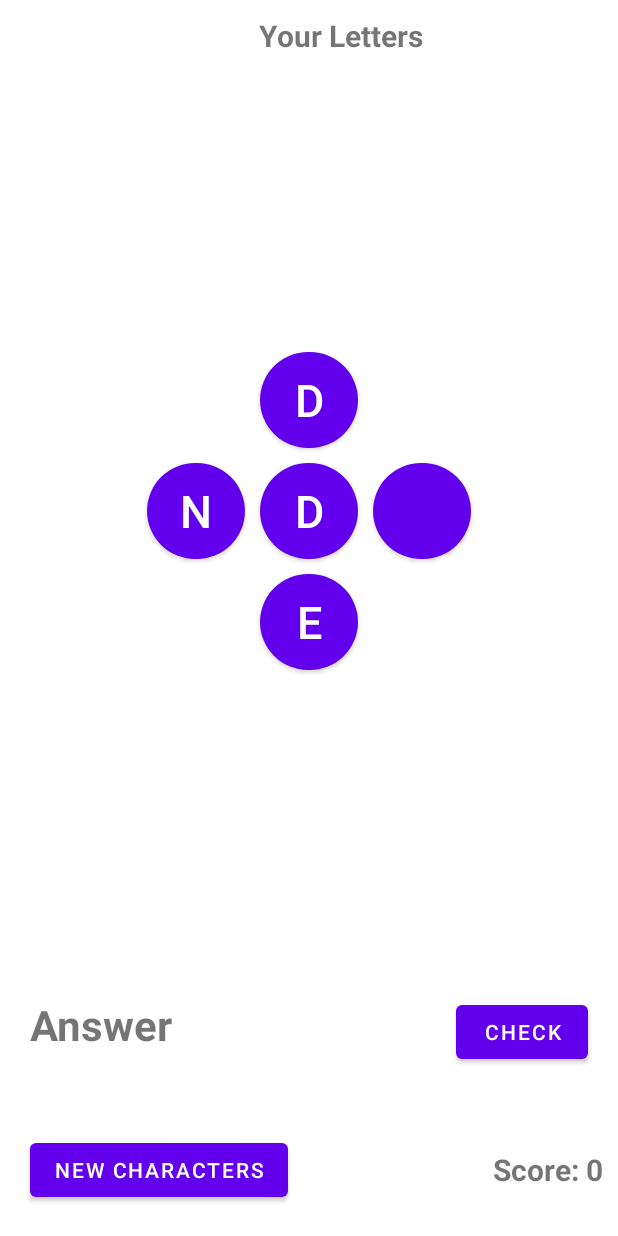
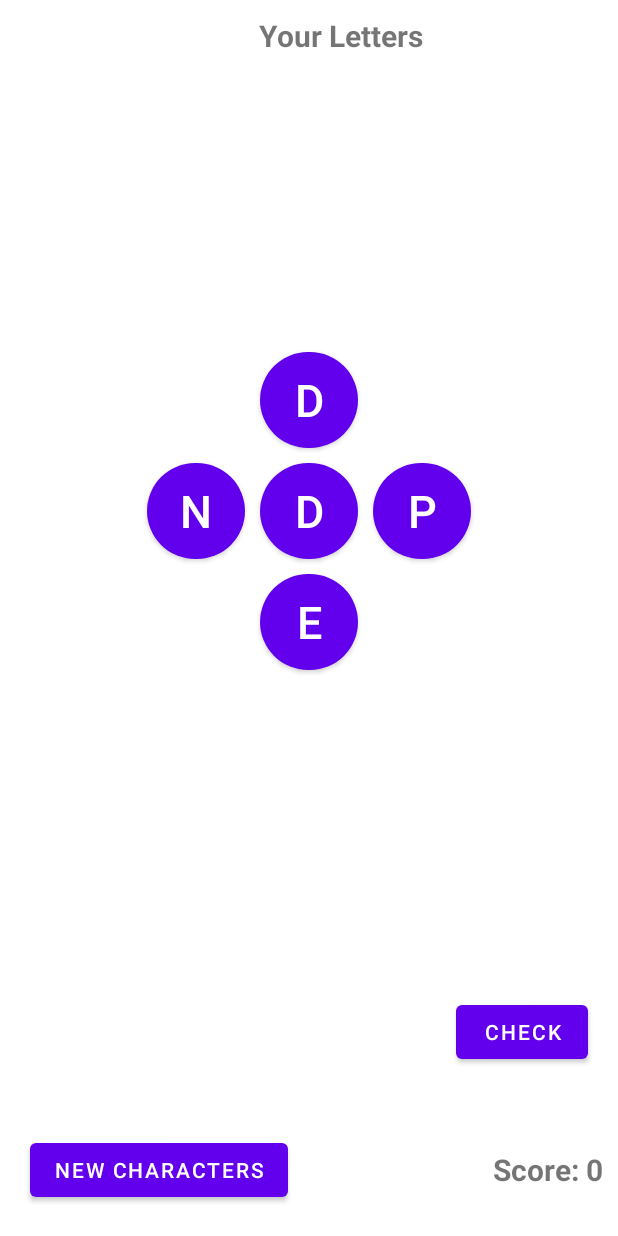
Before and after one commit to Mphatso-Banda/Word-Creator-App, an Android app: the screen it shows after launch (MainActivity), on a phone screen of 412 x 824 dp. Run offline under Robolectric (Android 15) with nearby library versions, the light colour scheme and no system bars; our stand-ins replace data binding.

Commit message:
linked final ans in xml to viewModel

```diff
--- a/app/src/main/res/layout/activity_main.xml
+++ b/app/src/main/res/layout/activity_main.xml
@@ -78,7 +78,7 @@
             android:layout_marginTop="20dp"
             android:layout_marginEnd="20dp"
             android:layout_marginBottom="20dp"
-            android:text="Answer"
+            android:text="@{splashViewModel.finalAnswer}"
             android:textSize="28dp"
             android:textStyle="bold" />
 
@@ -106,7 +106,7 @@
             android:layout_height="64dp"
             android:background="@drawable/round_btn_bg"
             android:layout_margin="10dp"
-            android:text="@{splashViewModel.firstLetter}"
+            android:text="@{splashViewModel.letter1}"
             android:textSize="30dp"
             app:layout_constraintBottom_toBottomOf="parent"
             app:layout_constraintEnd_toEndOf="parent"
```
